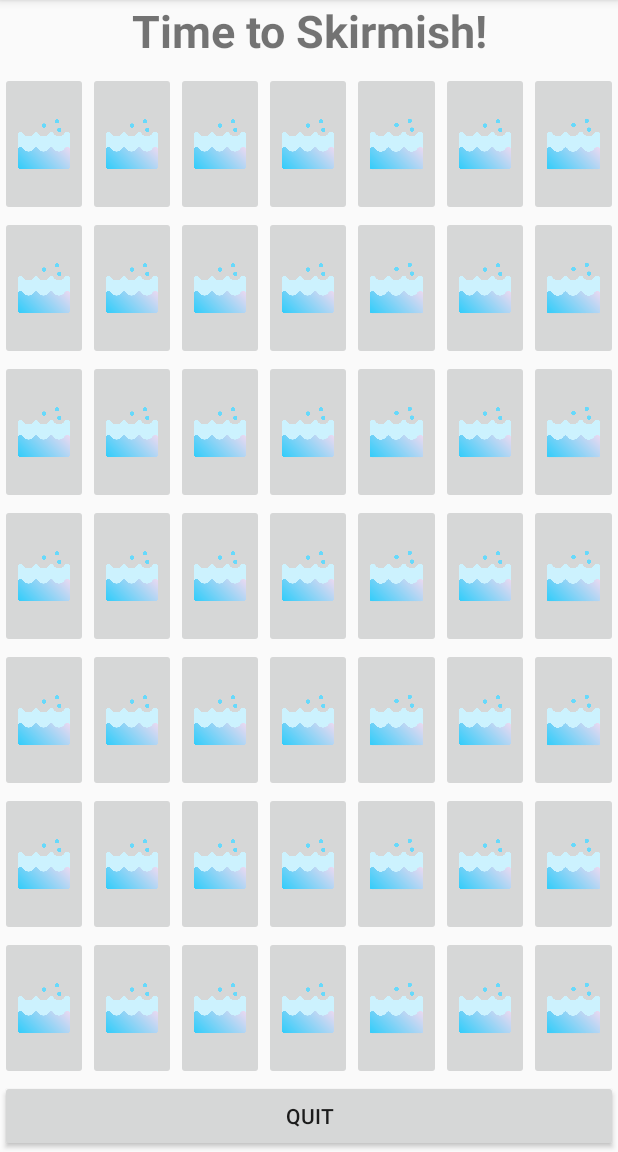
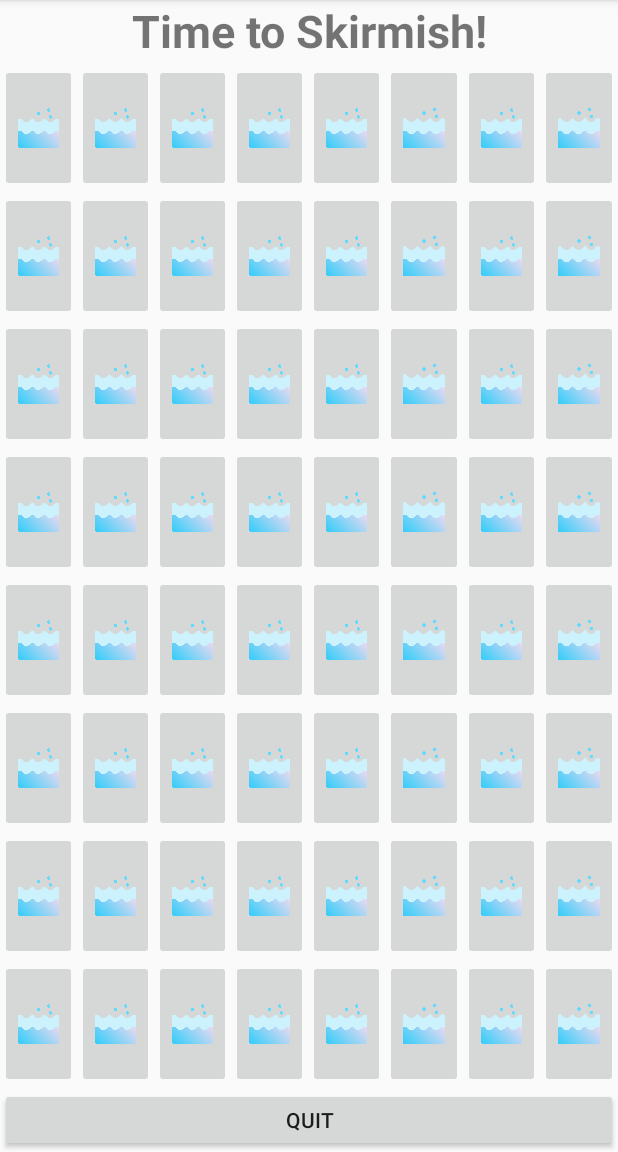
Before and after one commit to jlindsay17/VesselSkirmish, an Android app: the GamePlayActivity screen opened directly, with no data from a screen before it, on a phone screen of 412 x 824 dp, the part 84-1236 px from its top. Run offline under Robolectric (Android 15) with nearby library versions, the light colour scheme and no system bars.

Commit message:
second push+

```diff
--- a/app/src/main/res/layout/activity_game_play.xml
+++ b/app/src/main/res/layout/activity_game_play.xml
@@ -4,7 +4,7 @@
     xmlns:tools="http://schemas.android.com/tools"
     android:layout_width="match_parent"
     android:layout_height="match_parent"
-    android:columnCount="7"
+    android:columnCount="8"
     android:rowCount="9"
     tools:context=".GamePlayActivity">
 
@@ -12,7 +12,7 @@
         android:text="Time to Skirmish!"
         android:layout_width="0dp"
         android:layout_height="0dp"
-        android:layout_columnSpan="7"
+        android:layout_columnSpan="8"
         android:layout_rowWeight=".5"
         android:layout_columnWeight="1"
         android:textAlignment="center"
@@ -76,6 +76,15 @@
         />
     <ImageButton
         android:id="@+id/t06"
+        android:layout_width="0dp"
+        android:layout_height="0dp"
+        android:src="@drawable/wave"
+        android:layout_rowWeight="1"
+        android:layout_columnWeight="1"
+        android:scaleType="fitCenter"
+        />
+    <ImageButton
+        android:id="@+id/t07"
         android:layout_width="0dp"
         android:layout_height="0dp"
         android:src="@drawable/wave"
@@ -147,6 +156,15 @@
         android:layout_columnWeight="1"
         android:scaleType="fitCenter"
         />
+    <ImageButton
+        android:id="@+id/t17"
+        android:layout_width="0dp"
+        android:layout_height="0dp"
+        android:src="@drawable/wave"
+        android:layout_rowWeight="1"
+        android:layout_columnWeight="1"
+        android:scaleType="fitCenter"
+        />
 
     <ImageButton
         android:id="@+id/t20"
@@ -204,6 +222,15 @@
         />
     <ImageButton
         android:id="@+id/t26"
+        android:layout_width="0dp"
+        android:layout_height="0dp"
+        android:src="@drawable/wave"
+        android:layout_rowWeight="1"
+        android:layout_columnWeight="1"
+        android:scaleType="fitCenter"
+        />
+    <ImageButton
+        android:id="@+id/t27"
         android:layout_width="0dp"
         android:layout_height="0dp"
         android:src="@drawable/wave"
@@ -276,6 +303,15 @@
         android:layout_columnWeight="1"
         android:scaleType="fitCenter"
         />
+    <ImageButton
+        android:id="@+id/t37"
+        android:layout_width="0dp"
+        android:layout_height="0dp"
+        android:src="@drawable/wave"
+        android:layout_rowWeight="1"
+        android:layout_columnWeight="1"
+        android:scaleType="fitCenter"
+        />
 
     <ImageButton
         android:id="@+id/t40"
@@ -333,6 +369,15 @@
         />
     <ImageButton
         android:id="@+id/t46"
+        android:layout_width="0dp"
+        android:layout_height="0dp"
+        android:src="@drawable/wave"
+        android:layout_rowWeight="1"
+        android:layout_columnWeight="1"
+        android:scaleType="fitCenter"
+        />
+    <ImageButton
+        android:id="@+id/t47"
         android:layout_width="0dp"
         android:layout_height="0dp"
         android:src="@drawable/wave"
@@ -404,6 +449,15 @@
         android:layout_columnWeight="1"
         android:scaleType="fitCenter"
         />
+    <ImageButton
+        android:id="@+id/t57"
+        android:layout_width="0dp"
+        android:layout_height="0dp"
+        android:src="@drawable/wave"
+        android:layout_rowWeight="1"
+        android:layout_columnWeight="1"
+        android:scaleType="fitCenter"
+        />
 
     <ImageButton
         android:id="@+id/t60"
@@ -468,6 +522,88 @@
         android:layout_columnWeight="1"
         android:scaleType="fitCenter"
         />
+    <ImageButton
+        android:id="@+id/t67"
+        android:layout_width="0dp"
+        android:layout_height="0dp"
+        android:src="@drawable/wave"
+        android:layout_rowWeight="1"
+        android:layout_columnWeight="1"
+        android:scaleType="fitCenter"
+        />
+
+    <ImageButton
+        android:id="@+id/t70"
+        android:layout_width="0dp"
+        android:layout_height="0dp"
+        android:src="@drawable/wave"
+        android:layout_rowWeight="1"
+        android:layout_columnWeight="1"
+        android:scaleType="fitCenter"
+        />
+    <ImageButton
+        android:id="@+id/t71"
+        android:layout_width="0dp"
+        android:layout_height="0dp"
+        android:src="@drawable/wave"
+        android:layout_rowWeight="1"
+        android:layout_columnWeight="1"
+        android:scaleType="fitCenter"
+        />
+    <ImageButton
+        android:id="@+id/t72"
+        android:layout_width="0dp"
+        android:layout_height="0dp"
+        android:src="@drawable/wave"
+        android:layout_rowWeight="1"
+        android:layout_columnWeight="1"
+        android:scaleType="fitCenter"
+        />
+    <ImageButton
+        android:id="@+id/t73"
+        android:layout_width="0dp"
+        android:layout_height="0dp"
+        android:src="@drawable/wave"
+        android:layout_rowWeight="1"
+        android:layout_columnWeight="1"
+        android:scaleType="fitCenter"
+        />
+    <ImageButton
+        android:id="@+id/t74"
+        android:layout_width="0dp"
+        android:layout_height="0dp"
+        android:src="@drawable/wave"
+        android:layout_rowWeight="1"
+        android:layout_columnWeight="1"
+        android:scaleType="fitCenter"
+        />
+    <ImageButton
+        android:id="@+id/t75"
+        android:layout_width="0dp"
+        android:layout_height="0dp"
+        android:src="@drawable/wave"
+        android:layout_rowWeight="1"
+        android:layout_columnWeight="1"
+        android:scaleType="fitCenter"
+        />
+    <ImageButton
+        android:id="@+id/t76"
+        android:layout_width="0dp"
+        android:layout_height="0dp"
+        android:src="@drawable/wave"
+        android:layout_rowWeight="1"
+        android:layout_columnWeight="1"
+        android:scaleType="fitCenter"
+        />
+    <ImageButton
+        android:id="@+id/t77"
+        android:layout_width="0dp"
+        android:layout_height="0dp"
+        android:src="@drawable/wave"
+        android:layout_rowWeight="1"
+        android:layout_columnWeight="1"
+        android:scaleType="fitCenter"
+        />
 
     <Button
         android:id="@+id/quitButton"
@@ -476,7 +612,7 @@
         android:layout_height="0dp"
         android:layout_rowWeight=".5"
         android:layout_columnWeight="1"
-        android:layout_columnSpan="7"
+        android:layout_columnSpan="8"
         />
 
 </GridLayout>
```
